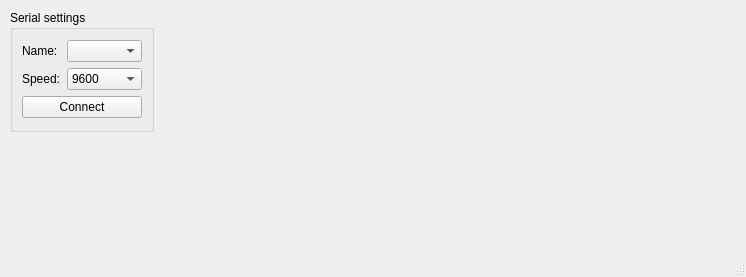
Old version of the form mainwindow.ui in the repository VNovytskyi/ShellerTerminal.
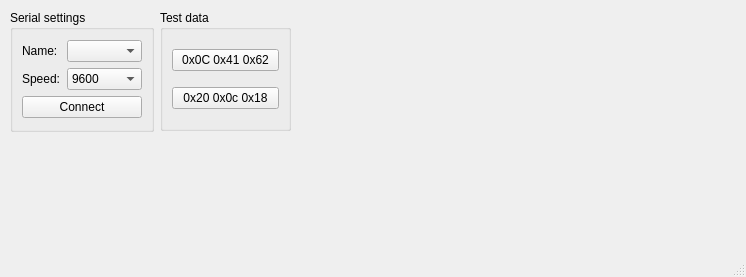
New version of the form.

The edit to the form file:
```diff
--- a/mainwindow.ui
+++ b/mainwindow.ui
@@ -96,6 +96,39 @@
      </item>
     </layout>
    </widget>
+   <widget class="QGroupBox" name="groupBox_2">
+    <property name="geometry">
+     <rect>
+      <x>160</x>
+      <y>10</y>
+      <width>131</width>
+      <height>121</height>
+     </rect>
+    </property>
+    <property name="title">
+     <string>Test data</string>
+    </property>
+    <layout class="QHBoxLayout" name="horizontalLayout_2">
+     <item>
+      <layout class="QVBoxLayout" name="verticalLayout_5">
+       <item>
+        <widget class="QPushButton" name="pushButton">
+         <property name="text">
+          <string>0x0C 0x41 0x62</string>
+         </property>
+        </widget>
+       </item>
+       <item>
+        <widget class="QPushButton" name="pushButton_2">
+         <property name="text">
+          <string>0x20 0x0c 0x18</string>
+         </property>
+        </widget>
+       </item>
+      </layout>
+     </item>
+    </layout>
+   </widget>
   </widget>
   <widget class="QMenuBar" name="menubar">
    <property name="geometry">
```
